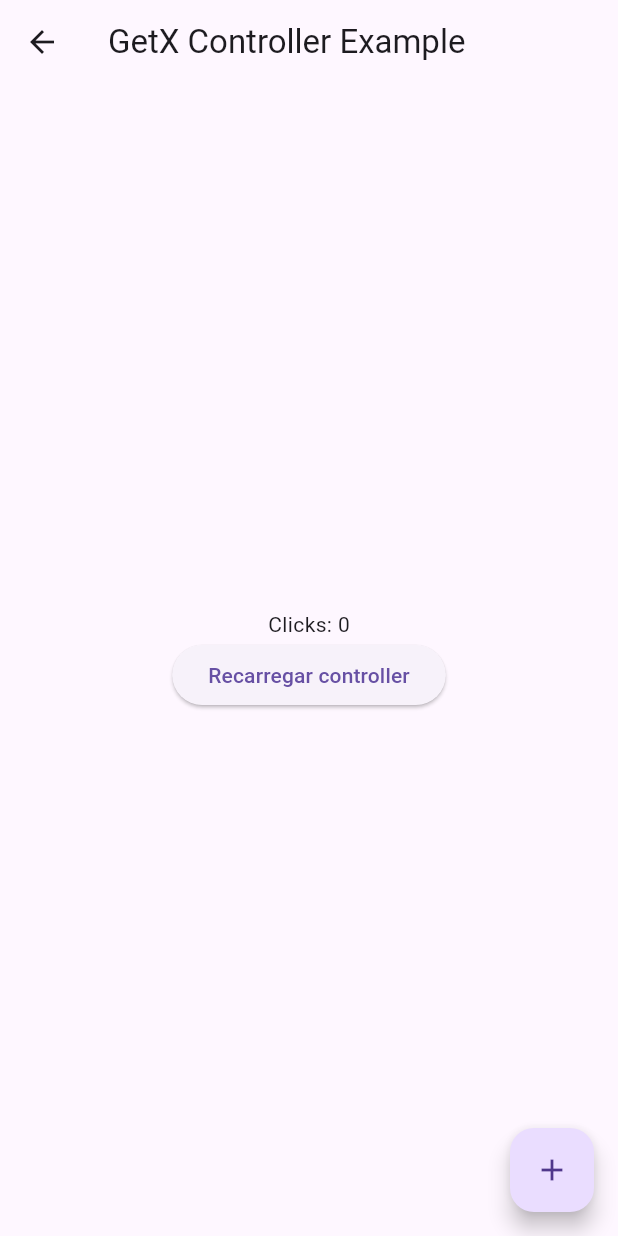
After one commit to alexlsilva7/academia-do-flutter-training, a Flutter app: the ControllersHomePage screen opened by its route, after a tap on "GetX Controller Example", on a phone screen of 412 x 824 dp. The commit adds this screen. Run offline on Flutter 3.47's test engine with Material 2 defaults, Android fonts, the phone set to English and light mode, and no system bars; our stand-ins replace get.

Commit message:
getx controller

```diff
--- /dev/null
+++ b/Flutter/getx/get_iniciando/lib/controllers/controllers_home_page.dart
@@ -0,0 +1,28 @@
+import 'package:flutter/material.dart';
+import 'package:get/get.dart';
+
+class ControllersHomePage extends StatelessWidget {
+  const ControllersHomePage({Key? key}) : super(key: key);
+
+  @override
+  Widget build(BuildContext context) {
+    return Scaffold(
+      appBar: AppBar(
+        title: const Text('Controllers Home'),
+      ),
+      body: Center(
+        child: Column(
+          mainAxisAlignment: MainAxisAlignment.center,
+          children: <Widget>[
+            TextButton(
+              onPressed: () {
+                Get.toNamed('/controllers/getx_controller_example');
+              },
+              child: const Text('GetX Controller Example'),
+            ),
+          ],
+        ),
+      ),
+    );
+  }
+}
--- /dev/null
+++ b/Flutter/getx/get_iniciando/lib/controllers/getx_controller_example/controller.dart
@@ -0,0 +1,25 @@
+import 'package:get/get.dart';
+
+class Controller extends GetxController {
+  final count = 0.obs;
+
+  @override
+  onInit() {
+    super.onInit();
+    print('onInit');
+  }
+
+  @override
+  onReady() {
+    super.onReady();
+    print('onReady');
+  }
+
+  @override
+  onClose() {
+    super.onClose();
+    print('onClose');
+  }
+
+  increment() => count.value++;
+}
--- /dev/null
+++ b/Flutter/getx/get_iniciando/lib/controllers/getx_controller_example/getx_controller_example_page.dart
@@ -0,0 +1,45 @@
+import 'package:flutter/material.dart';
+import 'package:get/get.dart';
+import 'package:get_iniciando/controllers/getx_controller_example/controller.dart';
+
+class GetxControllerExamplePage extends StatefulWidget {
+  const GetxControllerExamplePage({Key? key}) : super(key: key);
+
+  @override
+  State<GetxControllerExamplePage> createState() =>
+      _GetxControllerExamplePageState();
+}
+
+class _GetxControllerExamplePageState extends State<GetxControllerExamplePage> {
+  @override
+  Widget build(BuildContext context) {
+    return Scaffold(
+        appBar: AppBar(
+          title: const Text('GetX Controller Example'),
+        ),
+        body: Center(
+          child: Column(
+            mainAxisAlignment: MainAxisAlignment.center,
+            children: <Widget>[
+              Obx(
+                () => Text(
+                  'Clicks: ${Get.find<Controller>().count}',
+                ),
+              ),
+              ElevatedButton(
+                  onPressed: () {
+                    Get.reload<Controller>();
+                    setState(() {});
+                  },
+                  child: const Text('Recarregar controller')),
+            ],
+          ),
+        ),
+        floatingActionButton: FloatingActionButton(
+          onPressed: () {
+            Get.find<Controller>().increment();
+          },
+          child: const Icon(Icons.add),
+        ));
+  }
+}
--- a/Flutter/getx/get_iniciando/lib/home_page.dart
+++ b/Flutter/getx/get_iniciando/lib/home_page.dart
@@ -50,6 +50,12 @@ class HomePage extends StatelessWidget {
               },
               child: const Text('Atualização Objetos'),
             ),
+            TextButton(
+              onPressed: () {
+                Get.toNamed('/controllers');
+              },
+              child: const Text('Controllers'),
+            ),
           ],
         ),
       ),
--- a/Flutter/getx/get_iniciando/lib/main.dart
+++ b/Flutter/getx/get_iniciando/lib/main.dart
@@ -1,5 +1,8 @@
 import 'package:flutter/material.dart';
 import 'package:get/get.dart';
+import 'package:get_iniciando/controllers/controllers_home_page.dart';
+import 'package:get_iniciando/controllers/getx_controller_example/controller.dart';
+import 'package:get_iniciando/controllers/getx_controller_example/getx_controller_example_page.dart';
 import 'package:get_iniciando/home_page.dart';
 import 'package:get_iniciando/pages/atualizacao/atualizacao_objetos_page.dart';
 import 'package:get_iniciando/pages/basico/reatividade_page.dart';
@@ -49,6 +52,19 @@ class MyApp extends StatelessWidget {
         GetPage(name: '/tipos/obs', page: () => TiposObsPage()),
         GetPage(
             name: '/atualizacao/objetos', page: () => AtualizacaoObjetosPage()),
+        GetPage(
+          name: '/controllers',
+          page: () => const ControllersHomePage(),
+          children: [
+            GetPage(
+              name: '/getx_controller_example',
+              page: () => const GetxControllerExamplePage(),
+              binding: BindingsBuilder(() {
+                Get.lazyPut(() => Controller());
+              }),
+            ),
+          ],
+        ),
       ],
     );
   }
```
Also changed, not shown: 1 other file.
